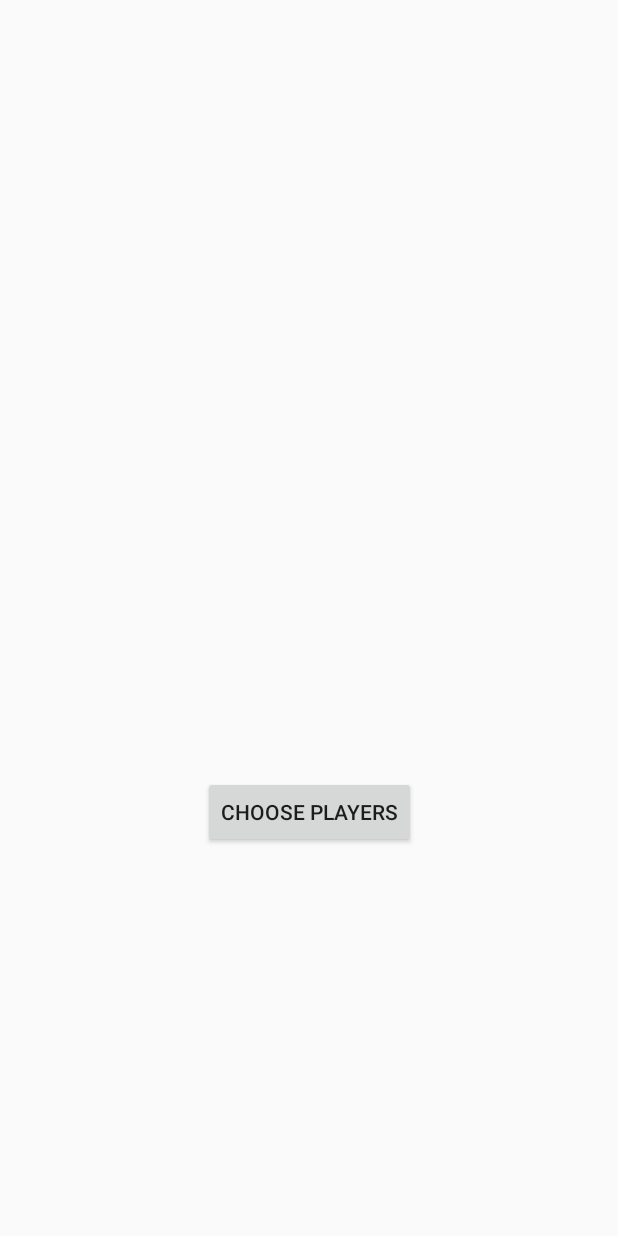
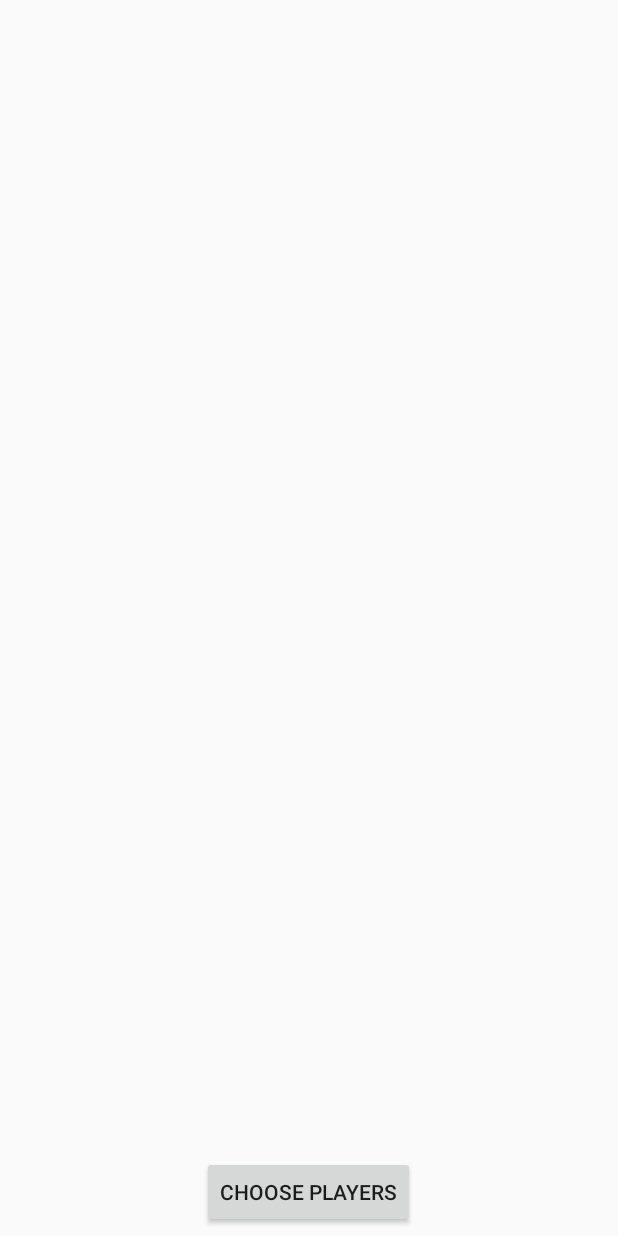
Before and after one commit to Liscare/RandomTeams, an Android app: the screen it shows after launch (MainActivity), on a phone screen of 412 x 824 dp. Run offline under Robolectric (Android 15) with nearby library versions, the phone set to English and light mode, and no system bars.

Commit message:
UI - Reorganize Home page with margins

```diff
--- a/app/src/main/res/layout/home_fragment.xml
+++ b/app/src/main/res/layout/home_fragment.xml
@@ -1,6 +1,5 @@
 <?xml version="1.0" encoding="utf-8"?>
-<androidx.constraintlayout.widget.ConstraintLayout xmlns:android="http://schemas.android.com/apk/res/android"
-    xmlns:app="http://schemas.android.com/apk/res-auto"
+<RelativeLayout xmlns:android="http://schemas.android.com/apk/res/android"
     xmlns:tools="http://schemas.android.com/tools"
     android:layout_width="match_parent"
     android:layout_height="match_parent"
@@ -10,20 +9,22 @@
         android:id="@+id/selected_players"
         android:layout_width="match_parent"
         android:layout_height="wrap_content"
-        app:layout_constraintBottom_toTopOf="@+id/button_first"
-        app:layout_constraintEnd_toEndOf="parent"
-        app:layout_constraintStart_toStartOf="parent"
-        app:layout_constraintTop_toTopOf="parent" />
+        android:layout_marginLeft="@dimen/margin_sides"
+        android:layout_marginTop="@dimen/margin_sides"
+        android:layout_marginRight="@dimen/margin_sides" />
 
-    <Button
-        android:id="@+id/button_first"
-        android:layout_width="wrap_content"
+    <RelativeLayout
+        android:layout_width="match_parent"
         android:layout_height="wrap_content"
-        android:text="@string/choose_players"
-        app:layout_constraintBottom_toBottomOf="parent"
-        app:layout_constraintEnd_toEndOf="parent"
-        app:layout_constraintStart_toStartOf="parent"
-        app:layout_constraintTop_toBottomOf="@+id/selected_players"
-        app:layout_constraintVertical_bias="1.0" />
+        android:layout_alignParentBottom="true">
 
-</androidx.constraintlayout.widget.ConstraintLayout>
+        <Button
+            android:id="@+id/button_first"
+            android:layout_width="wrap_content"
+            android:layout_height="wrap_content"
+            android:layout_centerInParent="true"
+            android:layout_marginBottom="@dimen/margin_sides"
+            android:text="@string/choose_players" />
+    </RelativeLayout>
+
+</RelativeLayout>
```
